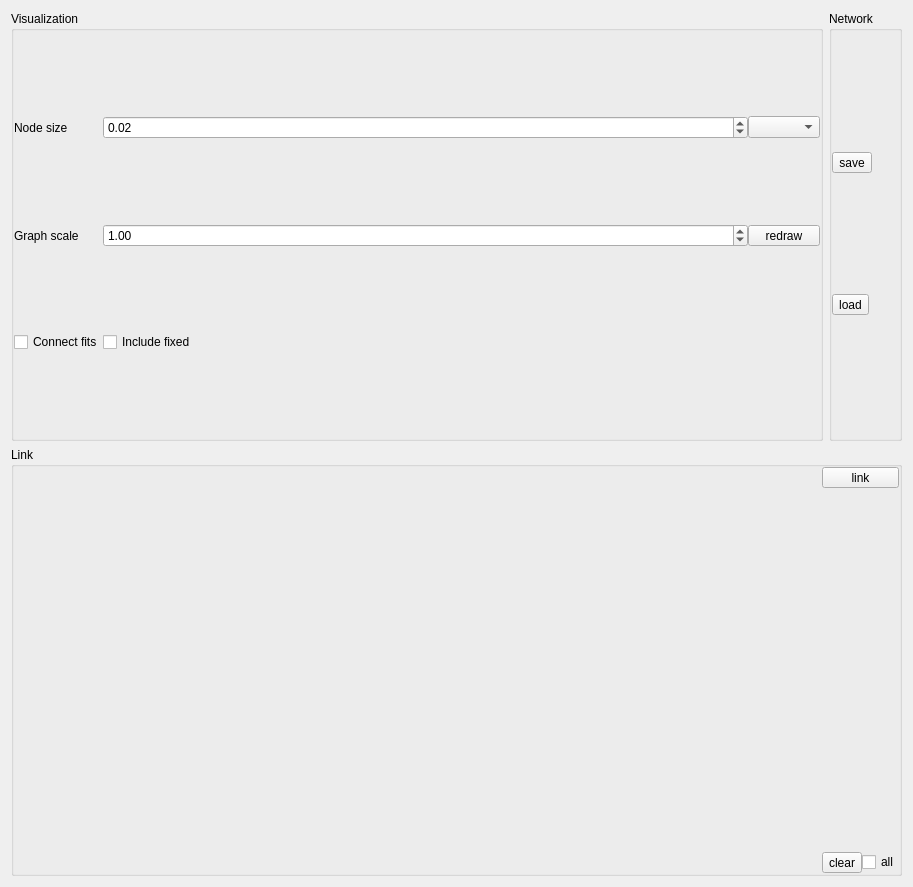
Before: the Qt Designer form chisurf/plugins/chisurf/globalview/globalview.ui in Fluorescence-Tools/chisurf, drawn with Qt 5.
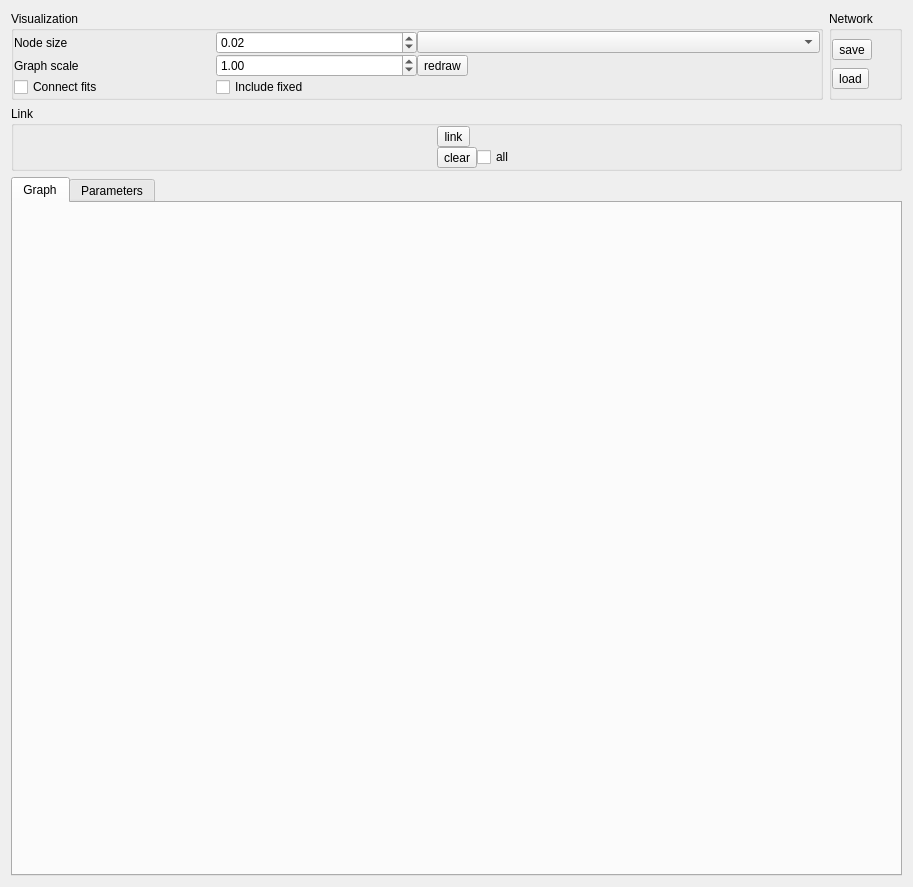
After: the same form once the commit is applied.

Commit message: feat(plugins): update batch, globalview, updater, FCS, jordi, f-test, tttr

Patch:
```diff
--- a/chisurf/plugins/chisurf/globalview/globalview.ui
+++ b/chisurf/plugins/chisurf/globalview/globalview.ui
@@ -49,35 +49,16 @@
       </property>
       <item row="1" column="2" colspan="2">
        <widget class="QToolButton" name="toolButton_3">
-        <property name="sizePolicy">
-         <sizepolicy hsizetype="Minimum" vsizetype="Fixed">
-          <horstretch>0</horstretch>
-          <verstretch>0</verstretch>
-         </sizepolicy>
-        </property>
         <property name="text">
          <string>redraw</string>
         </property>
        </widget>
       </item>
       <item row="0" column="2" colspan="2">
-       <widget class="QComboBox" name="comboBox_layout">
-        <property name="sizePolicy">
-         <sizepolicy hsizetype="Expanding" vsizetype="Fixed">
-          <horstretch>0</horstretch>
-          <verstretch>0</verstretch>
-         </sizepolicy>
-        </property>
-       </widget>
+       <widget class="QComboBox" name="comboBox_layout"/>
       </item>
       <item row="1" column="1">
        <widget class="QDoubleSpinBox" name="doubleSpinBox_2">
-        <property name="sizePolicy">
-         <sizepolicy hsizetype="Preferred" vsizetype="Fixed">
-          <horstretch>0</horstretch>
-          <verstretch>0</verstretch>
-         </sizepolicy>
-        </property>
         <property name="minimum">
          <double>0.010000000000000</double>
         </property>
@@ -98,12 +79,6 @@
       </item>
       <item row="0" column="1">
        <widget class="QDoubleSpinBox" name="doubleSpinBox">
-        <property name="sizePolicy">
-         <sizepolicy hsizetype="MinimumExpanding" vsizetype="Fixed">
-          <horstretch>0</horstretch>
-          <verstretch>0</verstretch>
-         </sizepolicy>
-        </property>
         <property name="minimum">
          <double>0.010000000000000</double>
         </property>
@@ -117,12 +92,6 @@
       </item>
       <item row="0" column="0">
        <widget class="QLabel" name="label">
-        <property name="sizePolicy">
-         <sizepolicy hsizetype="Preferred" vsizetype="Preferred">
-          <horstretch>0</horstretch>
-          <verstretch>0</verstretch>
-         </sizepolicy>
-        </property>
         <property name="text">
          <string>Node size</string>
         </property>
@@ -130,12 +99,6 @@
       </item>
       <item row="2" column="0">
        <widget class="QCheckBox" name="checkBox_connect_fits">
-        <property name="sizePolicy">
-         <sizepolicy hsizetype="Preferred" vsizetype="Fixed">
-          <horstretch>0</horstretch>
-          <verstretch>0</verstretch>
-         </sizepolicy>
-        </property>
         <property name="toolTip">
          <string>Connect fits is only to improve the vizual representation</string>
         </property>
@@ -146,14 +109,8 @@
       </item>
       <item row="2" column="1">
        <widget class="QCheckBox" name="checkBox_include_fixed">
-        <property name="sizePolicy">
-         <sizepolicy hsizetype="Preferred" vsizetype="Fixed">
-          <horstretch>0</horstretch>
-          <verstretch>0</verstretch>
-         </sizepolicy>
-        </property>
         <property name="text">
-         <string>Include fixed </string>
+         <string>Include fixed</string>
         </property>
        </widget>
       </item>
@@ -192,12 +149,6 @@
       </property>
       <item>
        <widget class="QToolButton" name="toolButton_4">
-        <property name="sizePolicy">
-         <sizepolicy hsizetype="Fixed" vsizetype="Fixed">
-          <horstretch>0</horstretch>
-          <verstretch>0</verstretch>
-         </sizepolicy>
-        </property>
         <property name="text">
          <string>save</string>
         </property>
@@ -205,12 +156,6 @@
       </item>
       <item>
        <widget class="QToolButton" name="toolButton_5">
-        <property name="sizePolicy">
-         <sizepolicy hsizetype="Fixed" vsizetype="Fixed">
-          <horstretch>0</horstretch>
-          <verstretch>0</verstretch>
-         </sizepolicy>
-        </property>
         <property name="text">
          <string>load</string>
         </property>
@@ -248,12 +193,6 @@
       </property>
       <item row="3" column="2">
        <widget class="QCheckBox" name="checkBox_3">
-        <property name="sizePolicy">
-         <sizepolicy hsizetype="Fixed" vsizetype="Fixed">
-          <horstretch>0</horstretch>
-          <verstretch>0</verstretch>
-         </sizepolicy>
-        </property>
         <property name="text">
          <string>all</string>
         </property>
@@ -261,12 +200,6 @@
       </item>
       <item row="3" column="1">
        <widget class="QToolButton" name="toolButton_2">
-        <property name="sizePolicy">
-         <sizepolicy hsizetype="Fixed" vsizetype="Fixed">
-          <horstretch>0</horstretch>
-          <verstretch>0</verstretch>
-         </sizepolicy>
-        </property>
         <property name="text">
          <string>clear</string>
         </property>
@@ -274,12 +207,6 @@
       </item>
       <item row="1" column="0" rowspan="3">
        <widget class="QWidget" name="widget" native="true">
-        <property name="sizePolicy">
-         <sizepolicy hsizetype="Minimum" vsizetype="Preferred">
-          <horstretch>0</horstretch>
-          <verstretch>0</verstretch>
-         </sizepolicy>
-        </property>
         <layout class="QVBoxLayout" name="verticalLayout">
          <property name="spacing">
           <number>0</number>
@@ -304,12 +231,6 @@
       </item>
       <item row="1" column="1" colspan="2">
        <widget class="QToolButton" name="toolButton">
-        <property name="sizePolicy">
-         <sizepolicy hsizetype="Minimum" vsizetype="Fixed">
-          <horstretch>0</horstretch>
-          <verstretch>0</verstretch>
-         </sizepolicy>
-        </property>
         <property name="text">
          <string>link</string>
         </property>
@@ -319,11 +240,23 @@
     </widget>
    </item>
    <item row="2" column="0" colspan="2">
-    <layout class="QVBoxLayout" name="verticalLayout_3">
-     <property name="sizeConstraint">
-      <enum>QLayout::SetNoConstraint</enum>
+    <widget class="QTabWidget" name="tabWidget">
+     <property name="currentIndex">
+      <number>0</number>
      </property>
-    </layout>
+     <widget class="QWidget" name="graphTab">
+      <attribute name="title">
+       <string>Graph</string>
+      </attribute>
+      <layout class="QVBoxLayout" name="graphTabLayout"/>
+     </widget>
+     <widget class="QWidget" name="paramsTab">
+      <attribute name="title">
+       <string>Parameters</string>
+      </attribute>
+      <layout class="QVBoxLayout" name="paramsTabLayout"/>
+     </widget>
+    </widget>
    </item>
   </layout>
  </widget>
```
The commit also changes 17 other files.
